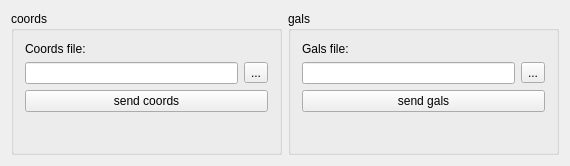
Old version of the form widget.ui in the repository NustyNUts/GalsSender.
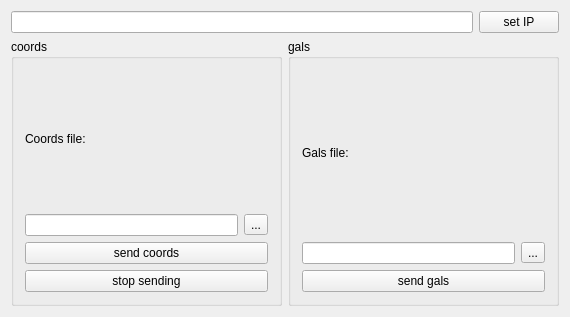
New version of the form.

Patch:
```diff
--- a/widget.ui
+++ b/widget.ui
@@ -7,7 +7,7 @@
     <x>0</x>
     <y>0</y>
     <width>570</width>
-    <height>166</height>
+    <height>317</height>
    </rect>
   </property>
   <property name="minimumSize">
@@ -19,21 +19,37 @@
   <property name="windowTitle">
    <string>Widget</string>
   </property>
+  <layout class="QVBoxLayout" name="verticalLayout">
+   <item>
   <layout class="QHBoxLayout" name="horizontalLayout_2">
    <item>
+      <widget class="QLineEdit" name="IPEdit"/>
+     </item>
+     <item>
+      <widget class="QPushButton" name="ipSetButton">
+       <property name="text">
+        <string>set IP</string>
+       </property>
+      </widget>
+     </item>
+    </layout>
+   </item>
+   <item>
+    <layout class="QHBoxLayout" name="horizontalLayout_4">
+     <item>
     <widget class="QGroupBox" name="groupBox">
      <property name="title">
       <string>coords</string>
      </property>
-     <layout class="QVBoxLayout" name="verticalLayout">
-      <item>
+       <layout class="QGridLayout" name="gridLayout_2">
+        <item row="0" column="0">
        <widget class="QLabel" name="label">
         <property name="text">
          <string>Coords file: </string>
         </property>
        </widget>
       </item>
-      <item>
+        <item row="1" column="0">
        <layout class="QHBoxLayout" name="horizontalLayout">
         <item>
          <widget class="QLineEdit" name="coordsFileEdit"/>
@@ -47,25 +63,19 @@
         </item>
        </layout>
       </item>
-      <item>
+        <item row="2" column="0">
        <widget class="QPushButton" name="cordsSendButton">
         <property name="text">
          <string>send coords</string>
         </property>
        </widget>
       </item>
-      <item>
-       <spacer name="verticalSpacer">
-        <property name="orientation">
-         <enum>Qt::Vertical</enum>
-        </property>
-        <property name="sizeHint" stdset="0">
-         <size>
-          <width>20</width>
-          <height>40</height>
-         </size>
-        </property>
-       </spacer>
+        <item row="3" column="0">
+         <widget class="QPushButton" name="pushButton">
+          <property name="text">
+           <string>stop sending</string>
+          </property>
+         </widget>
       </item>
      </layout>
     </widget>
@@ -104,21 +114,10 @@
         </property>
        </widget>
       </item>
-      <item>
-       <spacer name="verticalSpacer_2">
-        <property name="orientation">
-         <enum>Qt::Vertical</enum>
-        </property>
-        <property name="sizeHint" stdset="0">
-         <size>
-          <width>20</width>
-          <height>40</height>
-         </size>
-        </property>
-       </spacer>
-      </item>
-     </layout>
-    </widget>
+       </layout>
+      </widget>
+     </item>
+    </layout>
    </item>
   </layout>
  </widget>
```
Lines whose indentation alone changed are shown as unchanged.
